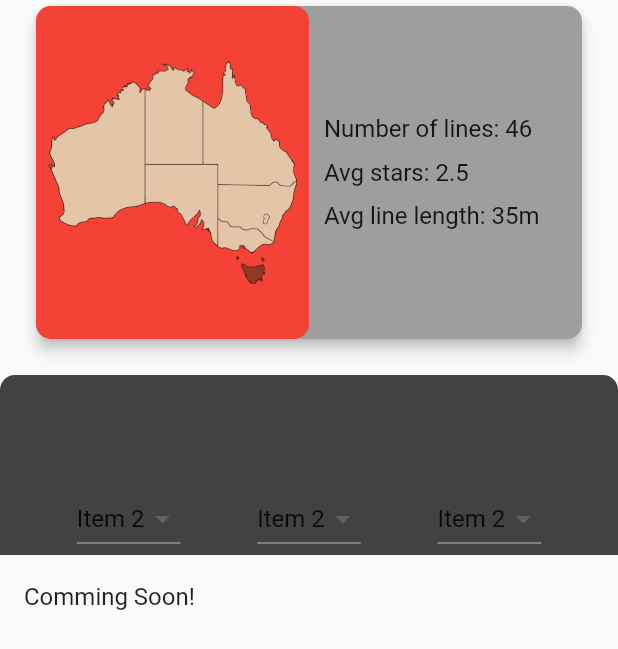
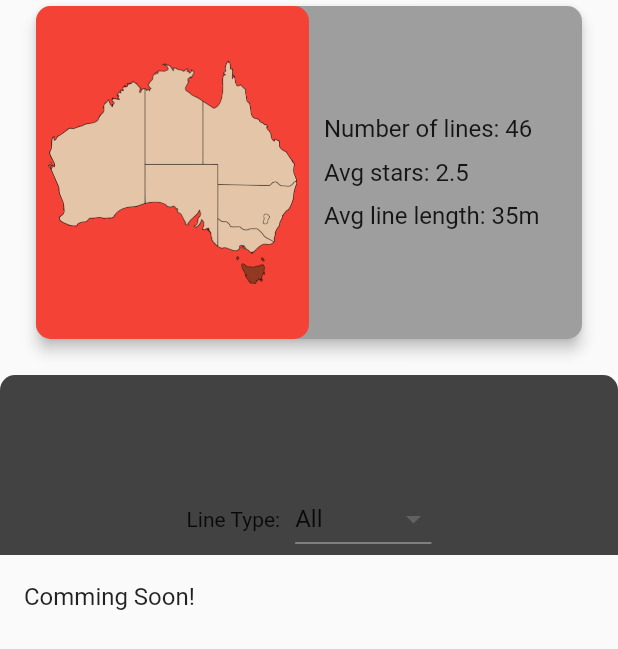
Before and after one commit to Levy787/slacker_app, a Flutter app: the StatePage widget shown alone on an empty page, opened directly with empty values, on a phone screen of 412 x 824 dp. Shown: the top 649 px of the screen. Run offline on Flutter 3.47's test engine with Material 2 defaults, Android fonts, the phone set to English and light mode, and no system bars; our stand-ins replace animated_text_kit, flutter_spinkit, rive, sqflite; accounts and stored records are empty; project files that could hold a hidden picture were left out.

Commit message:
List view Expansion Tiles Working

```diff
--- a/lib/widgets/state_page.dart
+++ b/lib/widgets/state_page.dart
@@ -88,36 +88,18 @@ class _StatePageState extends State<StatePage> {
                   ),
                 ),
                 Row(
-                  mainAxisAlignment: MainAxisAlignment.spaceEvenly,
+                  mainAxisAlignment: MainAxisAlignment.center,
                   children: [
+                    Text('Line Type:'),
+                    SizedBox(width: 10.0),
                     DropdownButton(
-                      value: 1,
+                      value: 0,
                       items: [
-                        DropdownMenuItem(child: Text('Item 1'), value: 0),
-                        DropdownMenuItem(child: Text('Item 2'), value: 1),
-                        DropdownMenuItem(child: Text('Item 3'), value: 2),
-                      ],
-                      onChanged: (value) {
-                        print(value);
-                      },
-                    ),
-                    DropdownButton(
-                      value: 1,
-                      items: [
-                        DropdownMenuItem(child: Text('Item 1'), value: 0),
-                        DropdownMenuItem(child: Text('Item 2'), value: 1),
-                        DropdownMenuItem(child: Text('Item 3'), value: 2),
-                      ],
-                      onChanged: (value) {
-                        print(value);
-                      },
-                    ),
-                    DropdownButton(
-                      value: 1,
-                      items: [
-                        DropdownMenuItem(child: Text('Item 1'), value: 0),
-                        DropdownMenuItem(child: Text('Item 2'), value: 1),
-                        DropdownMenuItem(child: Text('Item 3'), value: 2),
+                        DropdownMenuItem(child: Text('All'), value: 0),
+                        DropdownMenuItem(child: Text('Highline'), value: 1),
+                        DropdownMenuItem(child: Text('Midline'), value: 2),
+                        DropdownMenuItem(child: Text('Waterline'), value: 3),
+                        DropdownMenuItem(child: Text('Parkline'), value: 4),
                       ],
                       onChanged: (value) {
                         print(value);
@@ -148,14 +130,16 @@ class _StatePageState extends State<StatePage> {
                   title: Text('Comming Soon!'),
                 );
               } else {
-                List<Widget> stateDetailList =
-                    generateGuideList(widget.stateData, widget.stateName);
+                List<Widget> stateDetailList = generateRegionExpansionTiles(
+                    widget.stateData, widget.stateName);
                 return stateDetailList[index];
               }
             },
             childCount: widget.stateData.length == 0
                 ? 1
-                : generateGuideList(widget.stateData, widget.stateName).length,
+                : generateRegionExpansionTiles(
+                        widget.stateData, widget.stateName)
+                    .length,
             //childCount: widget.stateDetails.length,
           ),
         ),
@@ -164,64 +148,40 @@ class _StatePageState extends State<StatePage> {
   }
 }
 
-List<Widget> generateGuideList(
+List<Widget> generateRegionExpansionTiles(
     Map<String, Map<String, List<String>>> stateData, String stateName) {
   List<Widget> returnList = [];
   stateData.forEach((region, value) {
-    returnList.add(ListRegion(region));
-    value.forEach((area, value) {
-      returnList.add(ListArea(area));
-      value.forEach((guide) {
-        returnList.add(ListGuide(guide));
-      });
-    });
+    returnList.add(Theme(
+      data: ThemeData(
+        accentColor: Colors.black,
+      ),
+      child: ExpansionTile(
+        title: Text(region),
+        children: generateAreaExpansionTiles(stateData[region]),
+      ),
+    ));
   });
   return returnList;
 }
 
-class ListRegion extends StatelessWidget {
-  final String region;
-  ListRegion(this.region);
-
-  @override
-  Widget build(BuildContext context) {
-    return Column(
-      children: [
-        ListTile(
-          title: Text(
-            region,
-            style: TextStyle(fontSize: 22.0, fontWeight: FontWeight.bold),
-          ),
-        ),
-        Divider(
-          height: 0.5,
-          thickness: 3.0,
-        ),
-      ],
-    );
-  }
+List<Widget> generateAreaExpansionTiles(Map<String, List<String>> regionData) {
+  List<Widget> returnList = [];
+  regionData.forEach((area, value) {
+    returnList.add(ExpansionTile(
+      title: Text(area),
+      children: generateGuideCards(regionData[area]),
+    ));
+  });
+  return returnList;
 }
 
-class ListArea extends StatelessWidget {
-  final String area;
-  ListArea(this.area);
-
-  @override
-  Widget build(BuildContext context) {
-    return Theme(
-      data: ThemeData(accentColor: Colors.black),
-      child: ExpansionTile(
-        title: Text(area, style: TextStyle(fontSize: 18.0)),
-        tilePadding: EdgeInsets.symmetric(horizontal: 10.0),
-        children: [
-          Text('Item 1'),
-          Text('Item 1'),
-          Text('Item 1'),
-          Text('Item 1'),
-        ],
-      ),
-    );
-  }
+List<Widget> generateGuideCards(List<String> guideData) {
+  List<Widget> returnList = [];
+  guideData.forEach((guide) {
+    returnList.add(ListGuide(guide));
+  });
+  return returnList;
 }
 
 class ListGuide extends StatelessWidget {
```
